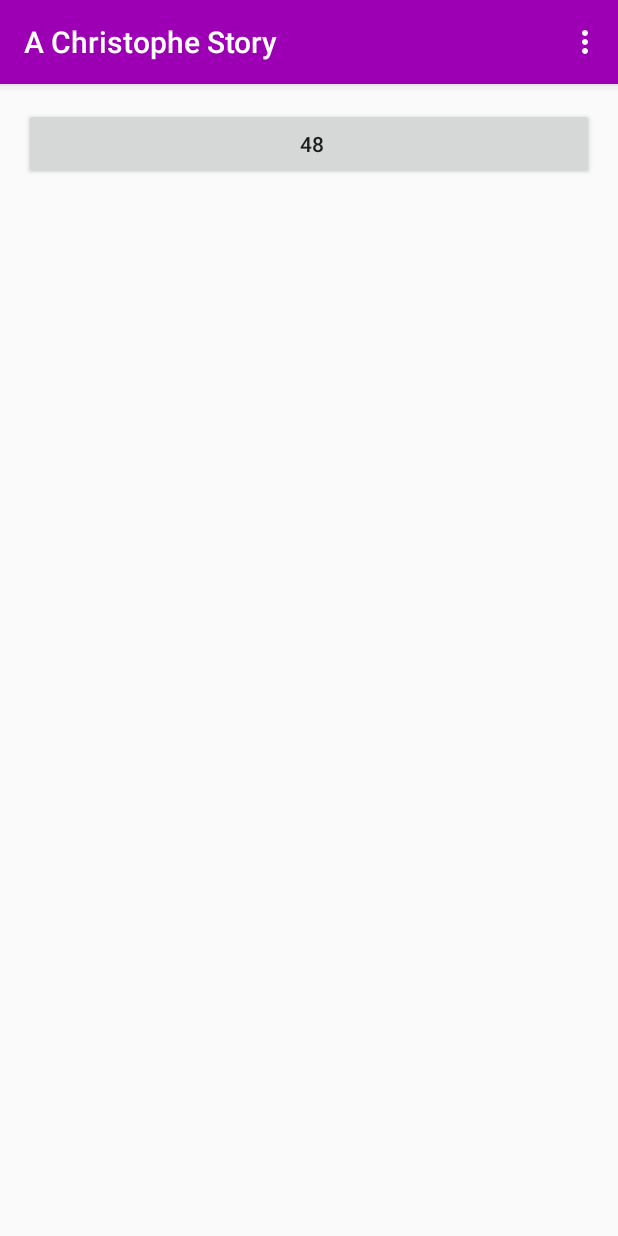
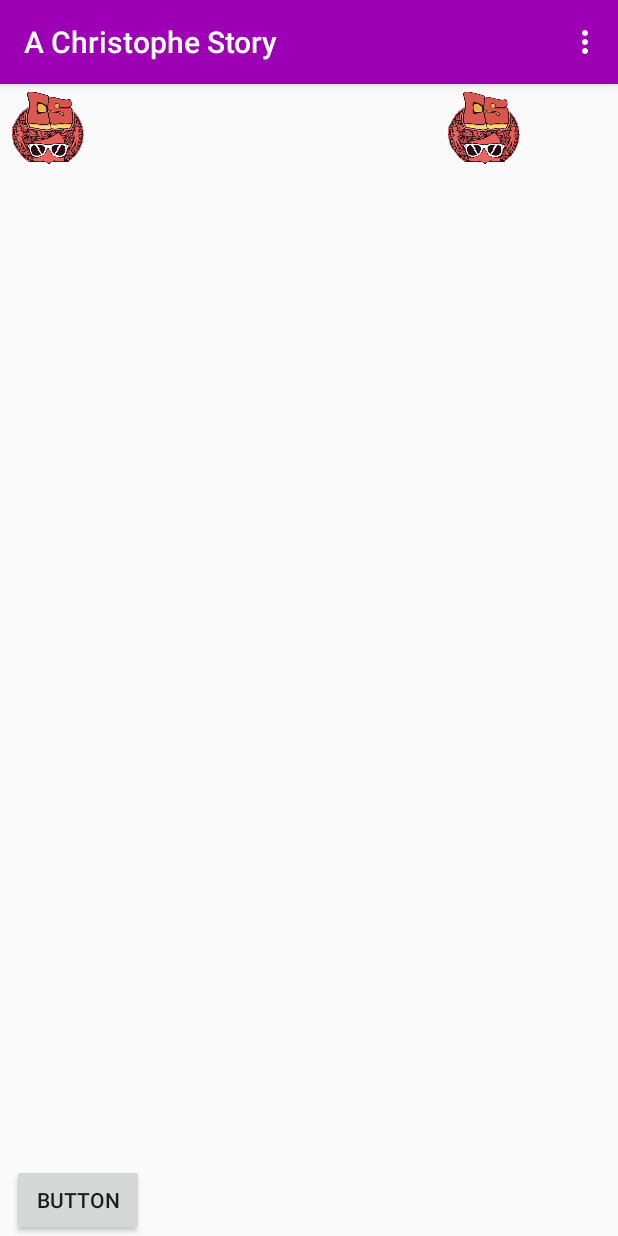
Before and after one commit to thomas40510/achristophe-story, an Android app: the screen47 screen opened directly, with no data from a screen before it, after a tap on "BUTTON", on a phone screen of 412 x 824 dp. Run offline under Robolectric (Android 15) with nearby library versions, the phone set to English and light mode, and no system bars; libraries missing offline, so code that uses them is left out: io.smooch.ui; 1 statement that could not run was skipped.

Commit message:
achristophe-story 28/07@19:08

```diff
--- a/app/build.gradle
+++ b/app/build.gradle
@@ -23,7 +23,7 @@ android {
         minSdkVersion 23
         targetSdkVersion 25
         versionCode 2
-        versionName "Beta_05"
+        versionName "Dev"
         testInstrumentationRunner "android.support.test.runner.AndroidJUnitRunner"
         //enable multidex support
         multiDexEnabled true
--- a/app/src/main/AndroidManifest.xml
+++ b/app/src/main/AndroidManifest.xml
@@ -8,7 +8,7 @@
     <uses-permission android:name="android.permission.INTERNET" />
 
     <application
-        android:name=".SmoochInit"
+        android:name="com.example.studioquaiouest.myapplication.SmoochInit"
         android:allowBackup="true"
         android:icon="@mipmap/icon"
         android:label="@string/app_name"
--- a/app/src/main/java/com/example/studioquaiouest/myapplication/MainActivity.java
+++ b/app/src/main/java/com/example/studioquaiouest/myapplication/MainActivity.java
@@ -232,7 +232,7 @@ public class MainActivity extends AppCompatActivity {
     }
 
     public void gotoLB (View view){
-        Intent intent = new Intent(this, screen27.class);
+        Intent intent = new Intent(this, screen47.class);
         startActivity(intent);
     }
 
--- a/app/src/main/java/com/example/studioquaiouest/myapplication/screen45.java
+++ b/app/src/main/java/com/example/studioquaiouest/myapplication/screen45.java
@@ -117,6 +117,7 @@ public class screen45 extends AppCompatActivity {
                 } else {
                     Button button = (Button) findViewById(R.id.buttonSpam);
                     button.setText("Vérifier");
+                    handler.removeCallbacks(runnable);
                 }
                 handler.postDelayed(this, delay);
             }
--- a/app/src/main/java/com/example/studioquaiouest/myapplication/screen47.java
+++ b/app/src/main/java/com/example/studioquaiouest/myapplication/screen47.java
@@ -1,21 +1,51 @@
 package com.example.studioquaiouest.myapplication;
 
+import android.content.ClipData;
 import android.content.Intent;
+import android.graphics.Point;
+import android.os.Handler;
+import android.os.Vibrator;
 import android.support.v7.app.AppCompatActivity;
 import android.os.Bundle;
+import android.view.Display;
 import android.view.Menu;
 import android.view.MenuInflater;
 import android.view.MenuItem;
 import android.view.View;
+import android.view.animation.Animation;
+import android.view.animation.AnimationUtils;
+import android.view.animation.TranslateAnimation;
+import android.widget.Button;
+import android.widget.TextView;
+import android.widget.Toast;
+
+import java.util.EventListener;
+import java.util.Random;
 
 import io.smooch.ui.ConversationActivity;
 
 public class screen47 extends AppCompatActivity {
 
+    int sizex, sizey, beginx, endx, endy;
+    int n, a, b;
+    int time;
+
     @Override
     protected void onCreate(Bundle savedInstanceState) {
         super.onCreate(savedInstanceState);
         setContentView(R.layout.activity_screen47);
+
+
+
+        n = 0;
+
+        Display display = getWindowManager().getDefaultDisplay();
+        Point size = new Point();
+        display.getSize(size);
+
+        sizex = size.x;
+        sizey = size.y;
+        endy = sizey + 20;
     }
 
     /**
@@ -50,6 +80,93 @@ public class screen47 extends AppCompatActivity {
         }
     }
 
+    public void begin(View view){
+        a = 0;
+        startTimer();
+    }
+
+    Runnable runnable;
+    final Handler handler = new Handler();
+    public void startTimer(){
+
+        final int delay = 500; //milliseconds
+
+
+        handler.postDelayed(new Runnable(){
+            public void run(){
+
+                if (time != 7) {
+                    genId();
+
+                    if (a == b){
+                        genId();
+                    }else {
+                        b = a;
+                        time++;
+                        setRandom(a,v);
+                        String txtID = "imgShow"+a;
+                        int resID = getResources().getIdentifier(txtID, "id", getPackageName());
+                        findViewById(resID).setVisibility(View.VISIBLE);
+                    } handler.postDelayed(this, delay);
+                } else {
+                    handler.removeCallbacks(this);
+                    Verif();
+                }
+            }
+        }, delay);
+
+    }
+
+    public void genId(){
+        Random r = new Random();
+        a = r.nextInt(4);
+        a++;
+    }
+    int resID;
+    View v;
+    public void setRandom(int a, View v){
+        Random r = new Random();
+        beginx = r.nextInt(sizex);
+        endx = r.nextInt(sizex);
+
+
+
+        TranslateAnimation trans = new TranslateAnimation(beginx, endx, 0, endy);
+        trans.setDuration(4000);
+
+        String txtID = "imgShow"+a;
+        resID = getResources().getIdentifier(txtID, "id", getPackageName());
+        findViewById(resID).startAnimation(trans);
+        v.startAnimation(trans);
+
+
+        trans.setAnimationListener(new Animation.AnimationListener() {
+            public void onAnimationStart(Animation animation) {
+            }
+
+            public void onAnimationRepeat(Animation animation) {
+            }
+
+            public void onAnimationEnd(Animation animation) {
+                findViewById(resID).setVisibility(View.INVISIBLE);
+            }
+        });
+    }
+
+
+    public void onTextClick(View view){
+        int clickNbr = Integer.parseInt(view.getTag().toString());
+        String txtID = "imgShow"+clickNbr;
+        int clickID = getResources().getIdentifier(txtID, "id", getPackageName());
+        findViewById(clickID).setVisibility(View.INVISIBLE);
+
+        n++;
+    }
+
+    public void Verif(){
+        Toast.makeText(getApplicationContext(), ""+n, Toast.LENGTH_SHORT).show();
+    }
+
     public void gotoNext (View view){
         Intent intent = new Intent(this, screenshots.class);
         int i = 48;
--- /dev/null
+++ b/app/src/main/res/anim/scrolldown.xml
@@ -0,0 +1,11 @@
+<?xml version="1.0" encoding="UTF-8"?>
+<set xmlns:android="http://schemas.android.com/apk/res/android">
+    <translate
+        android:fromXDelta="0"
+        android:toXDelta="500"
+        android:fromYDelta="0"
+        android:toYDelta="2050"
+        android:interpolator="@android:anim/accelerate_interpolator"
+        android:duration="1000"
+        android:repeatCount="0"/>
+</set>
--- a/app/src/main/res/layout/activity_screen47.xml
+++ b/app/src/main/res/layout/activity_screen47.xml
@@ -4,15 +4,59 @@
     xmlns:tools="http://schemas.android.com/tools"
     android:layout_width="match_parent"
     android:layout_height="match_parent"
+    android:layout_marginLeft="8dp"
+    android:layout_marginRight="8dp"
+    android:layout_marginTop="5dp"
     tools:context="com.example.studioquaiouest.myapplication.screen47">
 
     <Button
         android:id="@+id/button30"
         android:layout_width="wrap_content"
         android:layout_height="wrap_content"
-        android:layout_alignParentEnd="true"
+        android:layout_alignParentBottom="true"
+        android:layout_alignParentStart="true"
+        android:onClick="begin"
+        android:text="Button" />
+
+    <ImageView
+        android:id="@+id/imgShow1"
+        android:layout_width="wrap_content"
+        android:layout_height="wrap_content"
         android:layout_alignParentStart="true"
         android:layout_alignParentTop="true"
-        android:onClick="gotoNext"
-        android:text="Button" />
+        android:clickable="true"
+        android:onClick="onTextClick"
+        android:tag="1"
+        app:srcCompat="@mipmap/icon" />
+    <ImageView
+        android:id="@+id/imgShow2"
+        android:layout_width="wrap_content"
+        android:layout_height="wrap_content"
+        android:layout_alignParentStart="true"
+        android:layout_alignParentTop="true"
+        android:clickable="true"
+        android:onClick="onTextClick"
+        android:tag="2"
+        app:srcCompat="@mipmap/icon" />
+    <ImageView
+        android:id="@+id/imgShow3"
+        android:layout_width="wrap_content"
+        android:layout_height="wrap_content"
+        android:layout_alignParentStart="true"
+        android:layout_alignParentTop="true"
+        android:clickable="true"
+        android:onClick="onTextClick"
+        android:tag="3"
+        app:srcCompat="@mipmap/icon" />
+    <ImageView
+        android:id="@+id/imgShow4"
+        android:layout_width="wrap_content"
+        android:layout_height="wrap_content"
+        android:layout_alignParentStart="true"
+        android:layout_alignParentTop="true"
+        android:onClick="onTextClick"
+        android:clickable="true"
+        android:tag="4"
+        app:srcCompat="@mipmap/icon" />
+
 </RelativeLayout>
```
Also changed, not shown: 669 other files.
